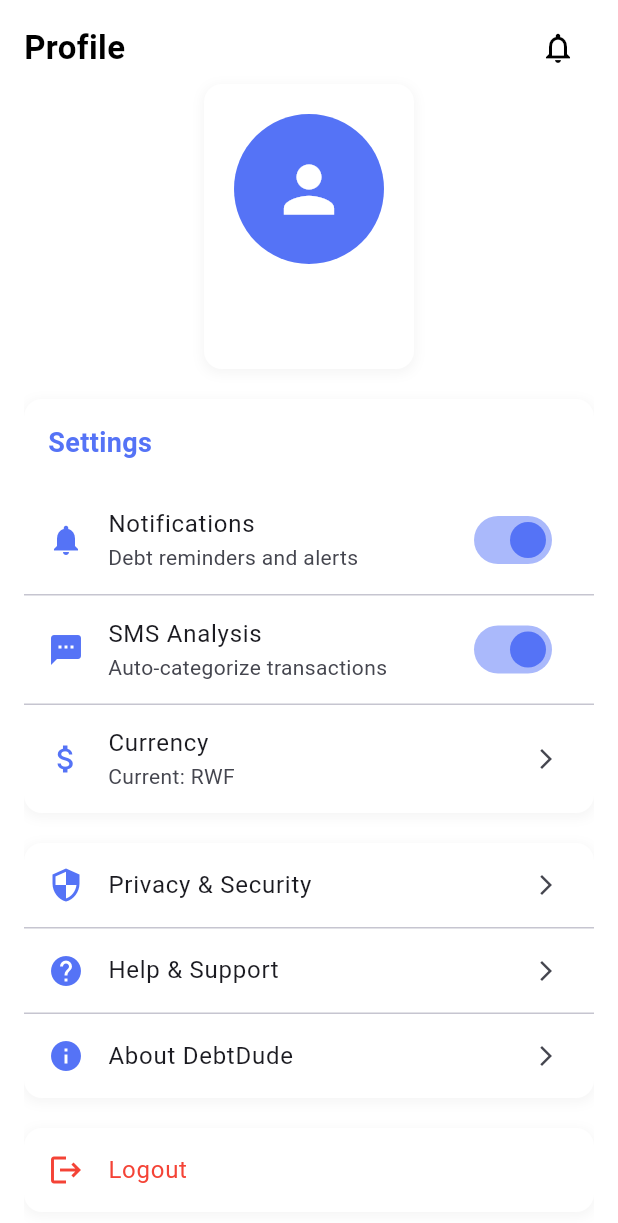
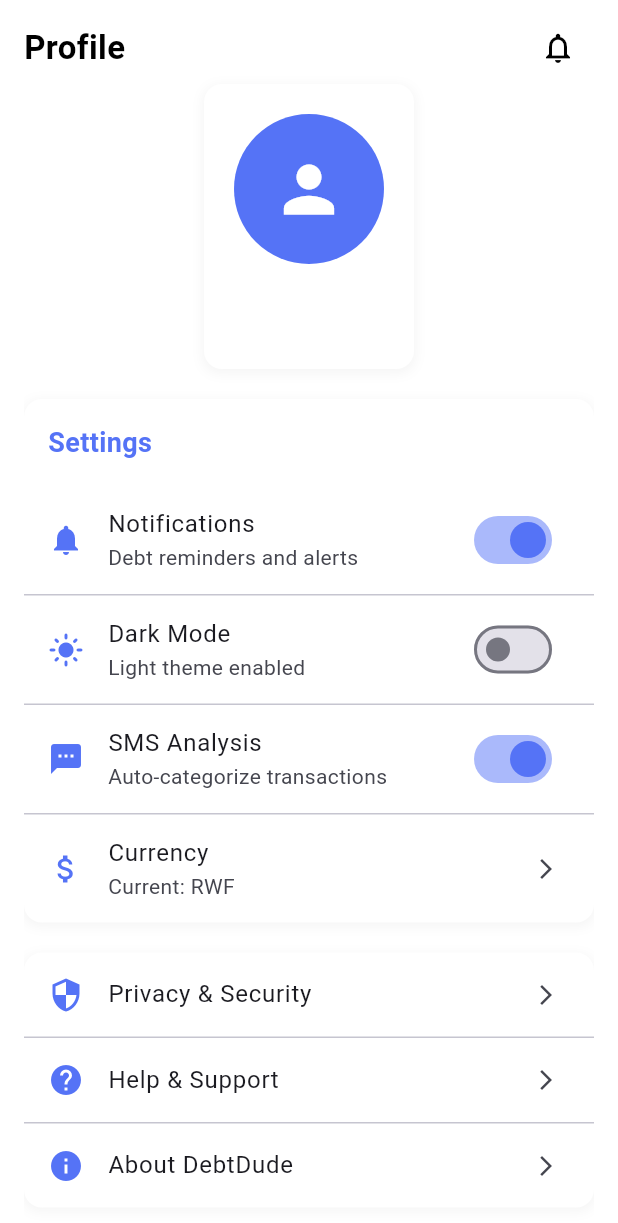
Before and after one commit to didierdrin/debtdude, a Flutter app: the ProfileScreen screen opened directly, on a phone screen of 412 x 824 dp. Shown: the top 1223 px of the screen. Run offline on Flutter 3.47's test engine with Material 3 defaults, Android fonts, the phone set to English and light mode, and no system bars; our stand-ins replace cloud_firestore, firebase_auth, firebase_core, flutter_bloc, permission_handler; missing offline and left inert: flutter_sms_inbox; accounts and stored records are empty; network calls fail.

Commit message:
Add dark mode and light mode support with theme toggle

```diff
--- /dev/null
+++ b/lib/cubits/theme_cubit.dart
@@ -0,0 +1,20 @@
+import 'package:flutter_bloc/flutter_bloc.dart';
+import 'package:flutter/material.dart';
+
+part 'theme_state.dart';
+
+class ThemeCubit extends Cubit<ThemeState> {
+  ThemeCubit() : super(ThemeState(ThemeMode.system));
+
+  void toggleTheme() {
+    if (state.themeMode == ThemeMode.light) {
+      emit(ThemeState(ThemeMode.dark));
+    } else {
+      emit(ThemeState(ThemeMode.light));
+    }
+  }
+
+  void setTheme(ThemeMode themeMode) {
+    emit(ThemeState(themeMode));
+  }
+}
--- /dev/null
+++ b/lib/cubits/theme_state.dart
@@ -0,0 +1,7 @@
+part of 'theme_cubit.dart';
+
+class ThemeState {
+  final ThemeMode themeMode;
+
+  ThemeState(this.themeMode);
+}
--- a/lib/screens/home_screen.dart
+++ b/lib/screens/home_screen.dart
@@ -6,6 +6,7 @@ import 'stats_screen.dart';
 import 'chat_screen.dart';
 import 'profile_screen.dart';
 import 'package:debtdude/widgets/dialog_box.dart';
+import 'package:debtdude/widgets/theme_toggle.dart';
 
 class HomeScreen extends StatefulWidget {
   const HomeScreen({super.key});
@@ -47,7 +48,7 @@ class _HomeScreenState extends State<HomeScreen> {
           currentIndex: _currentIndex,
           selectedItemColor: const Color(0xFF5573F6),
           unselectedItemColor: Colors.grey,
-          backgroundColor: Colors.white,
+          backgroundColor: Theme.of(context).scaffoldBackgroundColor,
           elevation: 0,
           onTap: (index) {
             setState(() {
@@ -171,7 +172,7 @@ class _HomeContentBody extends StatelessWidget {
                               ),
                             ],
                           ),
-                          const SizedBox(width: 40),
+                          const ThemeToggle(),
                         ],
                       ),
                     ),
@@ -181,7 +182,7 @@ class _HomeContentBody extends StatelessWidget {
                   Container(
                     width: 350,
                     decoration: BoxDecoration(
-                      color: Colors.white,
+                      color: Theme.of(context).cardColor,
                       borderRadius: BorderRadius.circular(8),
                       boxShadow: const [
                         BoxShadow(
@@ -213,8 +214,8 @@ class _HomeContentBody extends StatelessWidget {
                                       if (snapshot.hasData && snapshot.data != null) {
                                         return Text(
                                           "RWF ${snapshot.data!.toString().replaceAllMapped(RegExp(r'(\d{1,3})(?=(\d{3})+(?!\d))'), (Match m) => '${m[1]},')}\n",
-                                          style: const TextStyle(
-                                            color: Colors.black,
+                                          style: TextStyle(
+                                            color: Theme.of(context).textTheme.bodyLarge?.color,
                                             fontSize: 28,
                                             fontWeight: FontWeight.bold,
                                           ),
@@ -223,7 +224,7 @@ class _HomeContentBody extends StatelessWidget {
                                       return const Text(
                                         "RWF ---.--",
                                         style: TextStyle(
-                                          color: Colors.black,
+                                          color: Theme.of(context).textTheme.bodyLarge?.color,
                                           fontSize: 28,
                                           fontWeight: FontWeight.bold,
                                         ),
@@ -289,7 +290,7 @@ class _HomeContentBody extends StatelessWidget {
                                   style: TextStyle(
                                     fontSize: 18,
                                     fontWeight: FontWeight.bold,
-                                    color: Colors.black,
+                                    color: Theme.of(context).textTheme.bodyLarge?.color,
                                   ),
                                 ),
                                 const SizedBox(height: 12),
@@ -323,10 +324,10 @@ class _HomeContentBody extends StatelessWidget {
                                         margin: const EdgeInsets.only(bottom: 10),
                                         padding: const EdgeInsets.all(12),
                                         decoration: BoxDecoration(
-                                          color: Colors.grey[50],
+                                          color: Theme.of(context).cardColor,
                                           borderRadius: BorderRadius.circular(8),
                                           border: Border.all(
-                                            color: Colors.grey[200]!,
+                                            color: Theme.of(context).dividerColor,
                                             width: 1,
                                           ),
                                         ),
@@ -339,10 +340,10 @@ class _HomeContentBody extends StatelessWidget {
                                                 children: [
                                                   Text(
                                                     tx["name"],
-                                                    style: const TextStyle(
+                                                    style: TextStyle(
                                                       fontWeight: FontWeight.bold,
                                                       fontSize: 16,
-                                                      color: Colors.black,
+                                                      color: Theme.of(context).textTheme.bodyLarge?.color,
                                                     ),
                                                     overflow: TextOverflow.ellipsis,
                                                   ),
--- a/lib/screens/profile_screen.dart
+++ b/lib/screens/profile_screen.dart
@@ -2,6 +2,8 @@ import 'package:debtdude/screens/notifications_screen.dart';
 import 'package:debtdude/screens/signup_signin_screen.dart';
 import 'package:firebase_auth/firebase_auth.dart';
 import 'package:flutter/material.dart';
+import 'package:flutter_bloc/flutter_bloc.dart';
+import 'package:debtdude/cubits/theme_cubit.dart';
 
 class ProfileScreen extends StatefulWidget {
   const ProfileScreen({super.key});
@@ -18,7 +20,7 @@ class _ProfileScreenState extends State<ProfileScreen> {
   @override
   Widget build(BuildContext context) {
     return Scaffold(
-      backgroundColor: Colors.white,
+      backgroundColor: Theme.of(context).scaffoldBackgroundColor,
 
       body: SafeArea(
         child: Padding(
@@ -170,6 +172,45 @@ class _ProfileScreenState extends State<ProfileScreen> {
                           },
                         ),
                       ),
+                    ),
+
+                    const Divider(height: 1),
+
+                    // Theme Toggle
+                    BlocBuilder<ThemeCubit, ThemeState>(
+                      builder: (context, themeState) {
+                        final isDark = themeState.themeMode == ThemeMode.dark;
+                        return ListTile(
+                          leading: Icon(
+                            isDark ? Icons.dark_mode : Icons.light_mode,
+                            color: const Color(0xFF5573F6),
+                          ),
+                          title: const Text('Dark Mode'),
+                          subtitle: Text(isDark ? 'Dark theme enabled' : 'Light theme enabled'),
+                          trailing: Switch(
+                            value: isDark,
+                            onChanged: (value) {
+                              context.read<ThemeCubit>().toggleTheme();
+                            },
+                            thumbColor: WidgetStateProperty.resolveWith<Color?>(
+                              (Set<WidgetState> states) {
+                                if (states.contains(WidgetState.selected)) {
+                                  return const Color(0xFF5573F6);
+                                }
+                                return null;
+                              },
+                            ),
+                            trackColor: WidgetStateProperty.resolveWith<Color?>(
+                              (Set<WidgetState> states) {
+                                if (states.contains(WidgetState.selected)) {
+                                  return const Color(0xFF5573F6).withValues(alpha: 0.5);
+                                }
+                                return null;
+                              },
+                            ),
+                          ),
+                        );
+                      },
                     ),
 
                     const Divider(height: 1),
--- /dev/null
+++ b/lib/theme/app_theme.dart
@@ -0,0 +1,43 @@
+import 'package:flutter/material.dart';
+
+class AppTheme {
+  static const Color primaryColor = Color(0xFF5573F6);
+
+  static ThemeData lightTheme = ThemeData(
+    brightness: Brightness.light,
+    colorScheme: ColorScheme.fromSeed(
+      seedColor: primaryColor,
+      brightness: Brightness.light,
+    ),
+    appBarTheme: const AppBarTheme(
+      backgroundColor: primaryColor,
+      foregroundColor: Colors.white,
+      elevation: 0,
+    ),
+    scaffoldBackgroundColor: Colors.white,
+    cardTheme: CardTheme(
+      color: Colors.white,
+      elevation: 2,
+      shape: RoundedRectangleBorder(borderRadius: BorderRadius.circular(12)),
+    ),
+  );
+
+  static ThemeData darkTheme = ThemeData(
+    brightness: Brightness.dark,
+    colorScheme: ColorScheme.fromSeed(
+      seedColor: primaryColor,
+      brightness: Brightness.dark,
+    ),
+    appBarTheme: const AppBarTheme(
+      backgroundColor: Color(0xFF1E1E1E),
+      foregroundColor: Colors.white,
+      elevation: 0,
+    ),
+    scaffoldBackgroundColor: const Color(0xFF121212),
+    cardTheme: CardTheme(
+      color: const Color(0xFF1E1E1E),
+      elevation: 2,
+      shape: RoundedRectangleBorder(borderRadius: BorderRadius.circular(12)),
+    ),
+  );
+}
--- /dev/null
+++ b/lib/widgets/theme_toggle.dart
@@ -0,0 +1,21 @@
+import 'package:flutter/material.dart';
+import 'package:flutter_bloc/flutter_bloc.dart';
+import '../cubits/theme_cubit.dart';
+
+class ThemeToggle extends StatelessWidget {
+  const ThemeToggle({super.key});
+
+  @override
+  Widget build(BuildContext context) {
+    return BlocBuilder<ThemeCubit, ThemeState>(
+      builder: (context, state) {
+        final isDark = state.themeMode == ThemeMode.dark;
+        return IconButton(
+          icon: Icon(isDark ? Icons.light_mode : Icons.dark_mode),
+          onPressed: () => context.read<ThemeCubit>().toggleTheme(),
+          tooltip: isDark ? 'Switch to Light Mode' : 'Switch to Dark Mode',
+        );
+      },
+    );
+  }
+}
```
Also changed, not shown: lib/main.dart (+18 -9 lines), 1 other file.
